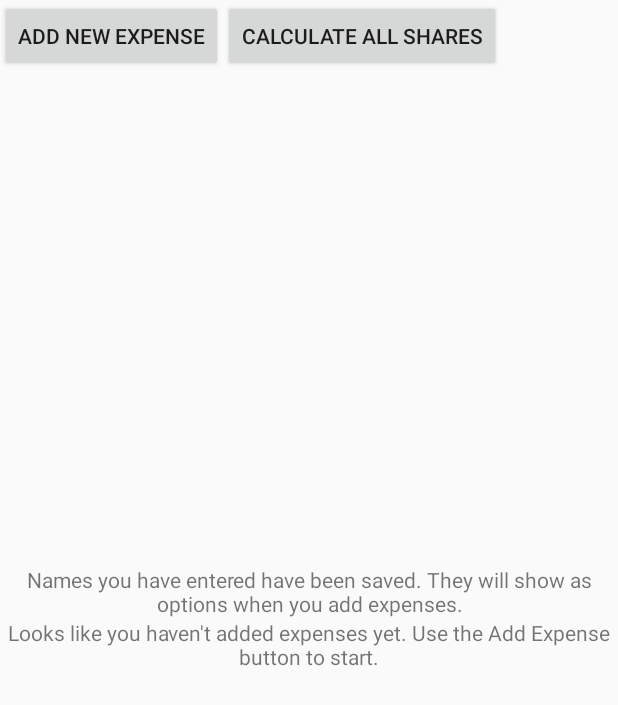
After one commit to wxmann/myshare, an Android app: the AddExpenseActivity screen opened directly, with no data from a screen before it, on a phone screen of 412 x 824 dp. The commit adds this screen. Shown: the top 705 px of the screen. Run offline under Robolectric (Android 15) with nearby library versions, the phone set to English and light mode, and no system bars.

Commit message:
Wire display names to add expenses page. Add expenses page logic forthcoming.

```diff
--- a/app/src/main/AndroidManifest.xml
+++ b/app/src/main/AndroidManifest.xml
@@ -17,6 +17,7 @@
             </intent-filter>
         </activity>
         <activity android:name=".ui.AddPeopleDisplayActivity"/>
+        <activity android:name=".ui.AddExpenseActivity"/>
 
         <!--<activity android:name=".ui.DisplayShareActivity"-->
             <!--android:parentActivityName=".ui.FrontPageActivity">-->
--- /dev/null
+++ b/app/src/main/java/com/jimtang/myshare/ui/AddExpenseActivity.java
@@ -0,0 +1,29 @@
+package com.jimtang.myshare.ui;
+
+import android.app.Activity;
+import android.content.Intent;
+import android.os.Bundle;
+
+import com.google.common.collect.Lists;
+import com.jimtang.myshare.R;
+
+import java.util.List;
+
+/**
+ * Created by tangz on 10/16/2015.
+ */
+public class AddExpenseActivity extends Activity {
+
+    List<String> nameOptions = Lists.newArrayList();
+
+    @Override
+    protected void onCreate(Bundle savedInstanceState) {
+        super.onCreate(savedInstanceState);
+        setContentView(R.layout.add_expenses);
+
+        Intent intent = getIntent();
+        if (intent != null) {
+            nameOptions = intent.getStringArrayListExtra(IntentConstants.ALL_NAMES);
+        }
+    }
+}
--- /dev/null
+++ b/app/src/main/java/com/jimtang/myshare/ui/AddExpenseEntryFragment.java
@@ -0,0 +1,21 @@
+package com.jimtang.myshare.ui;
+
+import android.app.Fragment;
+import android.os.Bundle;
+import android.support.annotation.Nullable;
+import android.view.LayoutInflater;
+import android.view.View;
+import android.view.ViewGroup;
+
+import com.jimtang.myshare.R;
+
+/**
+ * Created by tangz on 10/16/2015.
+ */
+public class AddExpenseEntryFragment extends Fragment {
+    @Nullable
+    @Override
+    public View onCreateView(LayoutInflater inflater, ViewGroup container, Bundle savedInstanceState) {
+        return inflater.inflate(R.layout.add_expenses_entry, container, false);
+    }
+}
--- a/app/src/main/java/com/jimtang/myshare/ui/AddPeopleDisplayActivity.java
+++ b/app/src/main/java/com/jimtang/myshare/ui/AddPeopleDisplayActivity.java
@@ -3,11 +3,15 @@ package com.jimtang.myshare.ui;
 import android.app.ListActivity;
 import android.content.Intent;
 import android.os.Bundle;
+import android.view.View;
 import android.widget.ArrayAdapter;
 import android.widget.Button;
 
 import com.google.common.collect.Lists;
 import com.jimtang.myshare.R;
+
+import java.util.ArrayList;
+import java.util.List;
 
 /**
  * Created by tangz on 10/16/2015.
@@ -38,6 +42,23 @@ public class AddPeopleDisplayActivity extends ListActivity {
             }
         });
 
-        // TODO: button to get to next activity
+        // button to get to next activity
+        Button nextButton = (Button) findViewById(R.id.add_people_next_button);
+        nextButton.setOnClickListener(new View.OnClickListener() {
+            @Override
+            public void onClick(View v) {
+                Intent intent = new Intent(AddPeopleDisplayActivity.this, AddExpenseActivity.class);
+                intent.putStringArrayListExtra(IntentConstants.ALL_NAMES, arrayAdapterToList());
+                startActivity(intent);
+            }
+        });
+    }
+
+    private ArrayList<String> arrayAdapterToList() {
+        ArrayList<String> names = Lists.newArrayList();
+        for (int i = 0; i < nameList.getCount(); i++) {
+            names.add(nameList.getItem(i));
+        }
+        return names;
     }
 }
--- a/app/src/main/java/com/jimtang/myshare/ui/IntentConstants.java
+++ b/app/src/main/java/com/jimtang/myshare/ui/IntentConstants.java
@@ -6,4 +6,6 @@ package com.jimtang.myshare.ui;
 public class IntentConstants {
 
     public static final String USER_INPUT_NAME = "name";
+
+    public static final String ALL_NAMES = "names";
 }
--- /dev/null
+++ b/app/src/main/res/layout/add_expenses.xml
@@ -0,0 +1,30 @@
+<?xml version="1.0" encoding="utf-8"?>
+<FrameLayout xmlns:android="http://schemas.android.com/apk/res/android"
+    android:layout_width="match_parent" android:layout_height="match_parent">
+
+    <LinearLayout
+        android:layout_width="wrap_content"
+        android:layout_height="wrap_content"
+        android:layout_alignParentBottom="true">
+
+        <Button
+            android:layout_width="wrap_content"
+            android:layout_height="wrap_content"
+            android:id="@+id/add_expense_button"
+            android:text="@string/add_expense"/>
+
+        <Button
+            android:layout_width="wrap_content"
+            android:layout_height="wrap_content"
+            android:id="@+id/calculate_button"
+            android:text="@string/calculate_shares"/>
+    </LinearLayout>
+
+    <fragment
+        android:layout_width="match_parent"
+        android:layout_height="wrap_content"
+        android:name="com.jimtang.myshare.ui.AddExpenseEntryFragment"
+        android:id="@+id/add_expense_entry_fragment"
+        android:layout_gravity="center" />
+
+</FrameLayout>
--- /dev/null
+++ b/app/src/main/res/layout/add_expenses_entry.xml
@@ -0,0 +1,24 @@
+<?xml version="1.0" encoding="utf-8"?>
+<LinearLayout xmlns:android="http://schemas.android.com/apk/res/android"
+    android:orientation="vertical" android:layout_width="match_parent"
+    android:layout_height="match_parent"
+    android:weightSum="1">
+
+    <TextView
+        android:layout_width="wrap_content"
+        android:layout_height="wrap_content"
+        android:gravity="center"
+        android:text="Names you have entered have been saved. They will show as options when you add expenses."
+        android:id="@+id/names_entered_reminder"
+        android:layout_gravity="center_horizontal" />
+
+    <TextView
+        android:layout_width="wrap_content"
+        android:layout_height="wrap_content"
+        android:gravity="center"
+        android:text="Looks like you haven't added expenses yet. Use the Add Expense button to start."
+        android:id="@+id/instructions_add_expenses"
+        android:layout_gravity="center_horizontal" />
+
+
+</LinearLayout>
--- a/app/src/main/res/values/strings.xml
+++ b/app/src/main/res/values/strings.xml
@@ -9,6 +9,8 @@
     <!-- button -->
     <string name="done">Done</string>
     <string name="cancel">Cancel</string>
+    <string name="add_expense">Add New Expense</string>
+    <string name="calculate_shares">Calculate All Shares</string>
 
     <!-- for add people activity -->
     <string name="add_people_dialog_title">Add people</string>
```
